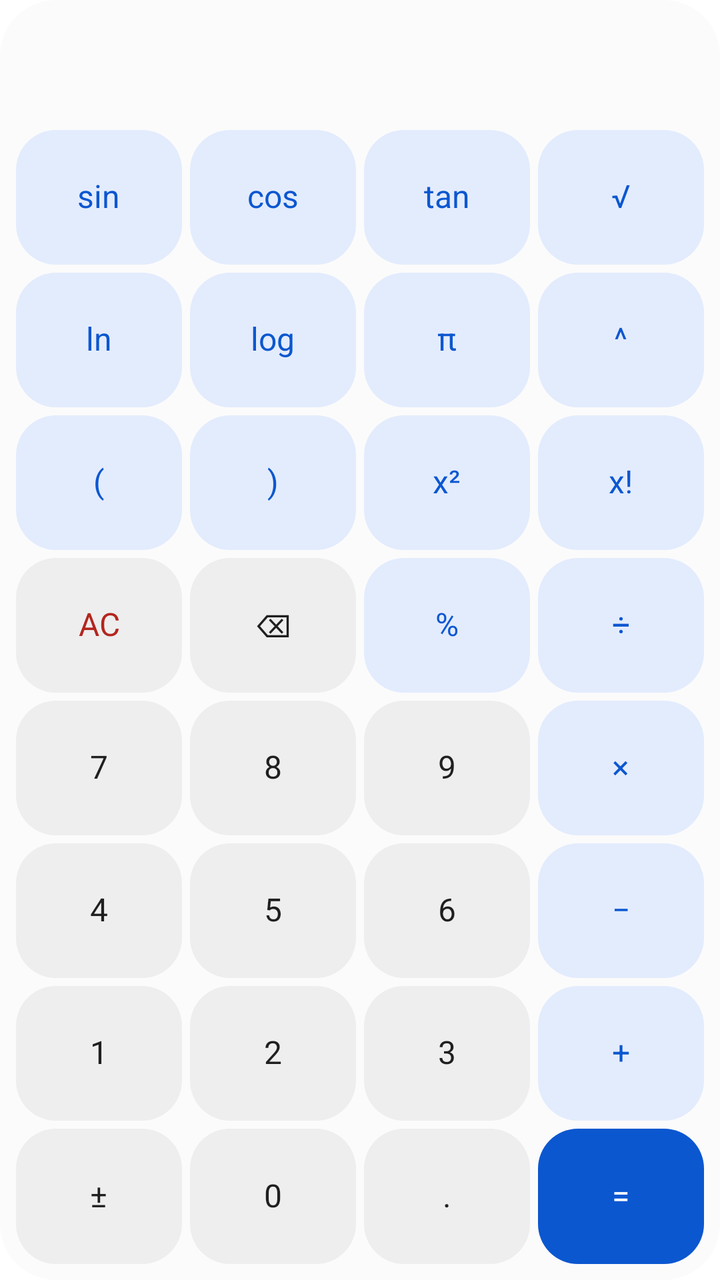
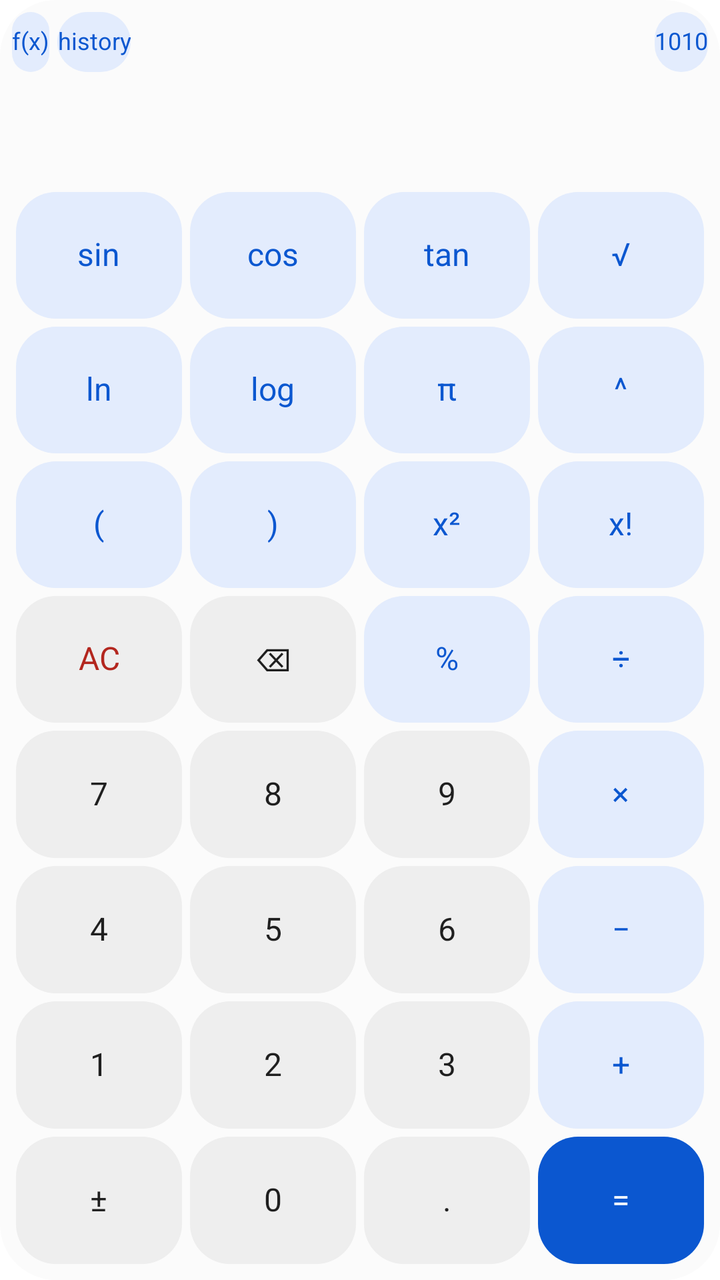

Two renders of the same Android screen: before a commit and after it. Below are the layout's source before the change and the commit's diff.
<!-- AndroidManifest.xml: application theme Theme.Calculator -->
<!-- res/layout/widget_full.xml -->
<?xml version="1.0" encoding="utf-8"?>
<LinearLayout xmlns:android="http://schemas.android.com/apk/res/android"
    android:layout_width="match_parent"
    android:layout_height="match_parent"
    android:orientation="vertical"
    android:background="@drawable/widget_background"
    android:padding="6dp">

    <LinearLayout
        android:id="@+id/wDisplayArea"
        android:layout_width="match_parent"
        android:layout_height="0dp"
        android:layout_weight="0.8"
        android:orientation="vertical"
        android:gravity="end|center_vertical"
        android:paddingHorizontal="6dp">

        <TextView
            android:id="@+id/wFormula"
            android:layout_width="wrap_content"
            android:layout_height="wrap_content"
            android:maxLines="1"
            android:ellipsize="start"
            android:textColor="@color/widget_display_text"
            android:textSize="20sp" />

        <TextView
            android:id="@+id/wResult"
            android:layout_width="wrap_content"
            android:layout_height="wrap_content"
            android:maxLines="1"
            android:ellipsize="start"
            android:textColor="@color/widget_result_text"
            android:textSize="14sp" />
    </LinearLayout>

    <LinearLayout style="@style/WidgetRow">
        <Button android:id="@+id/wKeySin" style="@style/WidgetKey.Op" android:text="sin" />
        <Button android:id="@+id/wKeyCos" style="@style/WidgetKey.Op" android:text="cos" />
        <Button android:id="@+id/wKeyTan" style="@style/WidgetKey.Op" android:text="tan" />
        <Button android:id="@+id/wKeySqrt" style="@style/WidgetKey.Op" android:text="√" />
    </LinearLayout>

    <LinearLayout style="@style/WidgetRow">
        <Button android:id="@+id/wKeyLn" style="@style/WidgetKey.Op" android:text="ln" />
        <Button android:id="@+id/wKeyLog" style="@style/WidgetKey.Op" android:text="log" />
        <Button android:id="@+id/wKeyPi" style="@style/WidgetKey.Op" android:text="π" />
        <Button android:id="@+id/wKeyPow" style="@style/WidgetKey.Op" android:text="^" />
    </LinearLayout>

    <LinearLayout style="@style/WidgetRow">
        <Button android:id="@+id/wKeyLparen" style="@style/WidgetKey.Op" android:text="(" />
        <Button android:id="@+id/wKeyRparen" style="@style/WidgetKey.Op" android:text=")" />
        <Button android:id="@+id/wKeySqr" style="@style/WidgetKey.Op" android:text="x²" />
        <Button android:id="@+id/wKeyFact" style="@style/WidgetKey.Op" android:text="x!" />
    </LinearLayout>

    <LinearLayout style="@style/WidgetRow">
        <Button android:id="@+id/wKeyClear" style="@style/WidgetKey"
            android:text="@string/key_clear" android:textColor="@color/widget_key_clear_text" />
        <Button android:id="@+id/wKeyDelete" style="@style/WidgetKey" android:text="@string/key_delete" />
        <Button android:id="@+id/wKeyPct" style="@style/WidgetKey.Op" android:text="@string/key_percent" />
        <Button android:id="@+id/wKeyDiv" style="@style/WidgetKey.Op" android:text="@string/key_divide" />
    </LinearLayout>

    <LinearLayout style="@style/WidgetRow">
        <Button android:id="@+id/wKey7" style="@style/WidgetKey" android:text="7" />
        <Button android:id="@+id/wKey8" style="@style/WidgetKey" android:text="8" />
        <Button android:id="@+id/wKey9" style="@style/WidgetKey" android:text="9" />
        <Button android:id="@+id/wKeyMul" style="@style/WidgetKey.Op" android:text="@string/key_multiply" />
    </LinearLayout>

    <LinearLayout style="@style/WidgetRow">
        <Button android:id="@+id/wKey4" style="@style/WidgetKey" android:text="4" />
        <Button android:id="@+id/wKey5" style="@style/WidgetKey" android:text="5" />
        <Button android:id="@+id/wKey6" style="@style/WidgetKey" android:text="6" />
        <Button android:id="@+id/wKeySub" style="@style/WidgetKey.Op" android:text="@string/key_subtract" />
    </LinearLayout>

    <LinearLayout style="@style/WidgetRow">
        <Button android:id="@+id/wKey1" style="@style/WidgetKey" android:text="1" />
        <Button android:id="@+id/wKey2" style="@style/WidgetKey" android:text="2" />
        <Button android:id="@+id/wKey3" style="@style/WidgetKey" android:text="3" />
        <Button android:id="@+id/wKeyAdd" style="@style/WidgetKey.Op" android:text="@string/key_add" />
    </LinearLayout>

    <LinearLayout style="@style/WidgetRow">
        <Button android:id="@+id/wKeyNeg" style="@style/WidgetKey" android:text="@string/key_negate" />
        <Button android:id="@+id/wKey0" style="@style/WidgetKey" android:text="0" />
        <Button android:id="@+id/wKeyDot" style="@style/WidgetKey" android:text="@string/key_dot" />
        <Button android:id="@+id/wKeyEquals" style="@style/WidgetKey.Equals" android:text="@string/key_equals" />
    </LinearLayout>
</LinearLayout>
<!-- resources referenced by this layout -->
<resources>
  <color name="widget_display_text">#1F1F1F</color>
  <color name="widget_key_clear_text">#B3261E</color>
  <color name="widget_result_text">#5F6368</color>
  <!-- drawable widget_background (drawable) -->
  <?xml version="1.0" encoding="utf-8"?>
  <shape xmlns:android="http://schemas.android.com/apk/res/android"
      android:shape="rectangle">
      <solid android:color="@color/widget_bg" />
      <corners android:radius="@android:dimen/system_app_widget_background_radius" />
  </shape>
  <string name="key_add">+</string>
  <string name="key_clear">AC</string>
  <string name="key_delete">⌫</string>
  <string name="key_divide">÷</string>
  <string name="key_dot">.</string>
  <string name="key_equals">=</string>
  <string name="key_multiply">×</string>
  <string name="key_negate">±</string>
  <string name="key_percent">%</string>
  <string name="key_subtract">−</string>
  <style name="WidgetKey.Equals">
          <item name="android:background">@drawable/widget_key_eq</item>
          <item name="android:textColor">@color/widget_key_eq_text</item>
      </style>
  <style name="WidgetKey.Op">
          <item name="android:background">@drawable/widget_key_op</item>
          <item name="android:textColor">@color/widget_key_op_text</item>
      </style>
  <style name="WidgetRow">
          <item name="android:layout_width">match_parent</item>
          <item name="android:layout_height">0dp</item>
          <item name="android:layout_weight">1</item>
          <item name="android:orientation">horizontal</item>
      </style>
  <style name="Theme.Calculator" parent="@android:style/Theme.DeviceDefault.DayNight">
          <item name="android:windowActionBar">false</item>
          <item name="android:windowNoTitle">true</item>
          <item name="android:windowBackground">@color/window_bg</item>
          <item name="android:statusBarColor">@android:color/transparent</item>
          <item name="android:navigationBarColor">@android:color/transparent</item>
          <item name="android:windowLayoutInDisplayCutoutMode">shortEdges</item>
      </style>
  <color name="widget_bg">#FBFBFB</color>
  <!-- drawable widget_key (drawable) -->
  <?xml version="1.0" encoding="utf-8"?>
  <shape xmlns:android="http://schemas.android.com/apk/res/android"
      android:shape="rectangle">
      <solid android:color="@color/widget_key_bg" />
      <corners android:radius="@android:dimen/system_app_widget_inner_radius" />
  </shape>
  <color name="widget_key_text">#1F1F1F</color>
  <!-- drawable widget_key_eq (drawable) -->
  <?xml version="1.0" encoding="utf-8"?>
  <shape xmlns:android="http://schemas.android.com/apk/res/android"
      android:shape="rectangle">
      <solid android:color="@color/widget_key_eq_bg" />
      <corners android:radius="@android:dimen/system_app_widget_inner_radius" />
  </shape>
  <color name="widget_key_eq_text">#FFFFFF</color>
  <!-- drawable widget_key_op (drawable) -->
  <?xml version="1.0" encoding="utf-8"?>
  <shape xmlns:android="http://schemas.android.com/apk/res/android"
      android:shape="rectangle">
      <solid android:color="@color/widget_key_op_bg" />
      <corners android:radius="@android:dimen/system_app_widget_inner_radius" />
  </shape>
  <color name="widget_key_op_text">#0B57D0</color>
  <color name="window_bg">#FFFFFF</color>
  <color name="widget_key_bg">#EEEEEE</color>
  <color name="widget_key_eq_bg">#0B57D0</color>
  <color name="widget_key_op_bg">#E3ECFD</color>
</resources>

<!-- the commit's change to res/layout/widget_full.xml (unified diff, before → after) -->
@@ -5,6 +5,21 @@
     android:orientation="vertical"
     android:background="@drawable/widget_background"
     android:padding="6dp">
+
+    <LinearLayout
+        android:layout_width="match_parent"
+        android:layout_height="34dp"
+        android:orientation="horizontal"
+        android:paddingBottom="4dp">
+        <Button android:id="@+id/wBarFx" style="@style/WidgetChip" android:text="@string/widget_fx" />
+        <Button android:id="@+id/wBarHist" style="@style/WidgetChip" android:text="@string/widget_hist" />
+        <TextView
+            android:layout_width="0dp"
+            android:layout_height="match_parent"
+            android:layout_weight="1" />
+        <Button android:id="@+id/wBarMode" style="@style/WidgetChip"
+            android:layout_marginEnd="0dp" android:text="@string/widget_to_prog" />
+    </LinearLayout>
 
     <LinearLayout
         android:id="@+id/wDisplayArea"
<!-- resource entries referenced after the edit -->
@@ -20,6 +20,9 @@
   <string name="key_negate">±</string>
   <string name="key_percent">%</string>
   <string name="key_subtract">−</string>
+  <string name="widget_fx">f(x)</string>
+  <string name="widget_hist">history</string>
+  <string name="widget_to_prog">1010</string>
   <style name="WidgetKey.Equals">
           <item name="android:background">@drawable/widget_key_eq</item>
           <item name="android:textColor">@color/widget_key_eq_text</item>
@@ -43,6 +46,14 @@
           <item name="android:windowLayoutInDisplayCutoutMode">shortEdges</item>
       </style>
   <color name="widget_bg">#FBFBFB</color>
+  <!-- drawable widget_key_op (drawable) -->
+  <?xml version="1.0" encoding="utf-8"?>
+  <shape xmlns:android="http://schemas.android.com/apk/res/android"
+      android:shape="rectangle">
+      <solid android:color="@color/widget_key_op_bg" />
+      <corners android:radius="@android:dimen/system_app_widget_inner_radius" />
+  </shape>
+  <color name="widget_key_op_text">#0B57D0</color>
   <!-- drawable widget_key (drawable) -->
   <?xml version="1.0" encoding="utf-8"?>
   <shape xmlns:android="http://schemas.android.com/apk/res/android"
@@ -59,17 +70,9 @@
       <corners android:radius="@android:dimen/system_app_widget_inner_radius" />
   </shape>
   <color name="widget_key_eq_text">#FFFFFF</color>
-  <!-- drawable widget_key_op (drawable) -->
-  <?xml version="1.0" encoding="utf-8"?>
-  <shape xmlns:android="http://schemas.android.com/apk/res/android"
-      android:shape="rectangle">
-      <solid android:color="@color/widget_key_op_bg" />
-      <corners android:radius="@android:dimen/system_app_widget_inner_radius" />
-  </shape>
-  <color name="widget_key_op_text">#0B57D0</color>
   <color name="window_bg">#FFFFFF</color>
+  <color name="widget_key_op_bg">#E3ECFD</color>
   <color name="widget_key_bg">#EEEEEE</color>
   <color name="widget_key_eq_bg">#0B57D0</color>
-  <color name="widget_key_op_bg">#E3ECFD</color>
 </resources>
 
